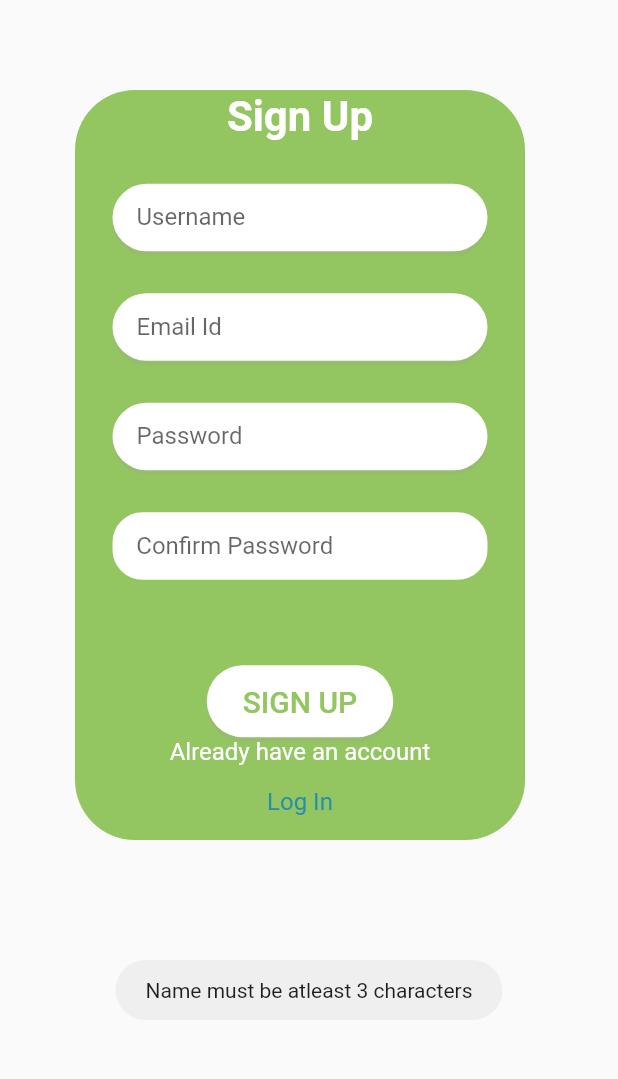
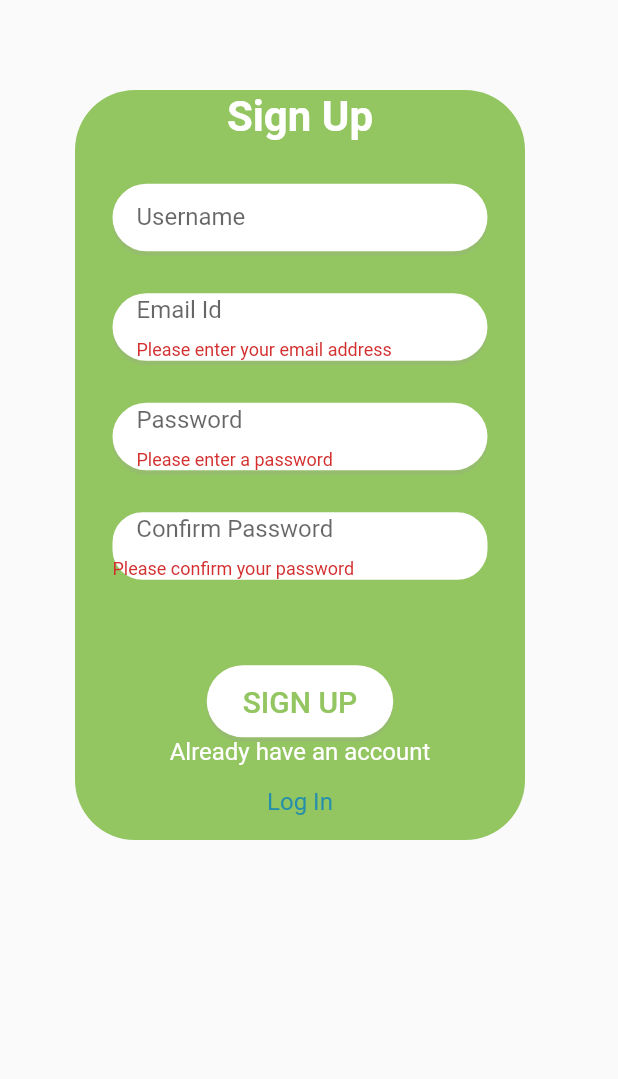
Before and after one commit to MalavikaSreehari/FareSPY, a Flutter app: the SignUp screen opened by its route, after a tap on "SIGN UP", on a phone screen of 412 x 824 dp, the part 120-1199 px from its top. Run offline on Flutter 3.47's test engine with Material 2 defaults, Android fonts, the phone set to English and light mode, and no system bars; our stand-ins replace email_validator, firebase_auth, firebase_core, firebase_database, fluttertoast, google_maps_flutter; accounts and stored records are empty.

Commit message:
email validation

```diff
--- a/lib/signup.dart
+++ b/lib/signup.dart
@@ -7,12 +7,17 @@ import 'package:flutter/material.dart';
 import 'package:flutter/src/widgets/framework.dart';
 import 'package:flutter/src/widgets/placeholder.dart';
 import 'package:fluttertoast/fluttertoast.dart';
+import 'package:email_validator/email_validator.dart';
+
 
 class SignUp extends StatelessWidget {
   static const String idScreen = "signUp";
+  final _formKey = GlobalKey<FormState>();
   TextEditingController nameTextEditingController = TextEditingController();
   TextEditingController emailTextEditingController = TextEditingController();
   TextEditingController passwordTextEditingController = TextEditingController();
+  TextEditingController confirmPasswordController = TextEditingController();
+
 
   SignUp({Key? key}) : super(key: key);
 
@@ -35,6 +40,8 @@ class SignUp extends StatelessWidget {
                 color: Color(0xff93C561),
                 borderRadius: BorderRadius.circular(40),
               ),
+              child: Form(
+                key: _formKey,
                 child: Column(
                   mainAxisAlignment: MainAxisAlignment.center,
                   children: [
@@ -92,11 +99,21 @@ class SignUp extends StatelessWidget {
                       child: TextFormField(
                           keyboardType: TextInputType.emailAddress,
                           controller: emailTextEditingController,
+                          validator:(value) {
+                            if (value == null || value.isEmpty) {
+                      return 'Please enter your email address';
+                    }
+                    if (!EmailValidator.validate(value)) {
+                      return 'Please enter a valid email address';
+                    }
+                    return null;
+                          },
                           decoration: InputDecoration(
                             labelText: 'Email Id',
                             border: InputBorder.none,
                             hintText: 'Enter your Email Id',
-                        )),
+                          ),
+                          ),
                     ),
                     Padding(
                       padding: const EdgeInsets.only(bottom: 28),
@@ -118,6 +135,15 @@ class SignUp extends StatelessWidget {
                       child: TextFormField(
                           obscureText: true,
                           controller: passwordTextEditingController,
+                          validator: (value) {
+                            if (value == null || value.isEmpty) {
+                      return 'Please enter a password';
+                    }
+                    if (value.length < 6) {
+                      return 'Password must be at least 6 characters long';
+                    }
+                    return null;
+                          },
                           decoration: InputDecoration(
                             labelText: 'Password',
                             border: InputBorder.none,
@@ -136,6 +162,15 @@ class SignUp extends StatelessWidget {
                       ),
                       child: TextFormField(
                         obscureText: true,
+                        validator: (value) {
+                           if (value == null || value.isEmpty) {
+                      return 'Please confirm your password';
+                    }
+                    if (value != passwordTextEditingController.text) {
+                      return 'Passwords do not match';
+                    }
+                    return null;
+                        },
                           decoration: InputDecoration(
                         labelText: '    Confirm Password',
                         border: InputBorder.none,
@@ -161,21 +196,25 @@ class SignUp extends StatelessWidget {
                         ),
                         child: TextButton(
                           onPressed: () {
-                          if (nameTextEditingController.text.length < 3) {
-                            displayToastMessage(
-                                "Name must be atleast 3 characters", context);
-                          } else if (!emailTextEditingController.text
-                              .contains("@")) {
-                            displayToastMessage(
-                                "Email address not valid", context);
-                          } else if (passwordTextEditingController.text.length <
-                              8) {
-                            displayToastMessage(
-                                "Password must be atleast 8 characters",
-                                context);
-                          } else {
+                            // if (nameTextEditingController.text.length < 3) {
+                            //   displayToastMessage(
+                            //       "Name must be atleast 3 characters", context);
+                            // } else if (!emailTextEditingController.text
+                            //     .contains("@")) {
+                            //   displayToastMessage(
+                            //       "Email address not valid", context);
+                            // } else if (passwordTextEditingController.text.length <
+                            //     8) {
+                            //   displayToastMessage(
+                            //       "Password must be atleast 8 characters",
+                            //       context);
+                            // } else {
+                            if (_formKey.currentState!.validate()){
                               registerNewUser(context);
+
                             }
+
+                            // }
                           },
                           child: Text(
                             'SIGN UP',
@@ -210,6 +249,7 @@ class SignUp extends StatelessWidget {
                       ),
                     ),
                   ],
+                ),
               )),
         ),
       ]),
--- a/pubspec.yaml
+++ b/pubspec.yaml
@@ -40,6 +40,7 @@ dependencies:
   firebase_auth: ^4.4.2
   firebase_database: ^10.1.1
   fluttertoast: ^8.2.1
+  email_validator: ^2.1.17
 
 dev_dependencies:
   flutter_test:
```
Also changed, not shown: lib/login.dart (+35 -7 lines), pubspec.lock. Lines whose indentation alone changed are shown as unchanged.
